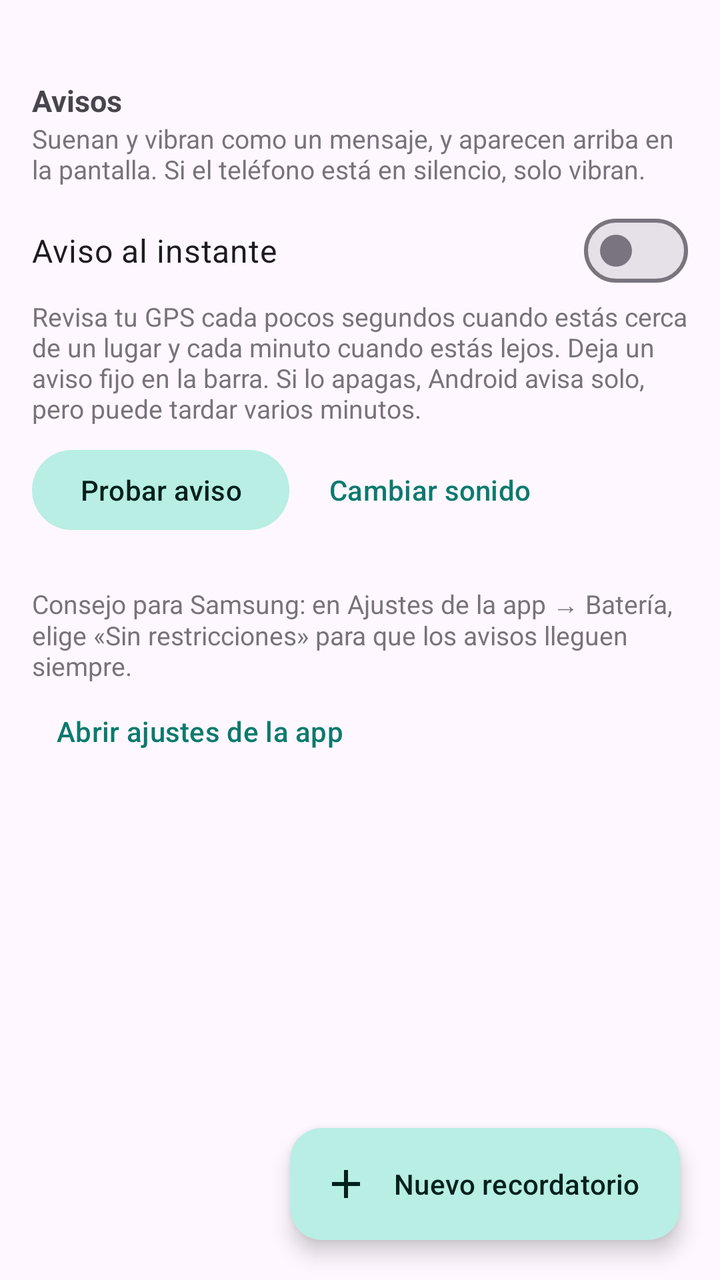
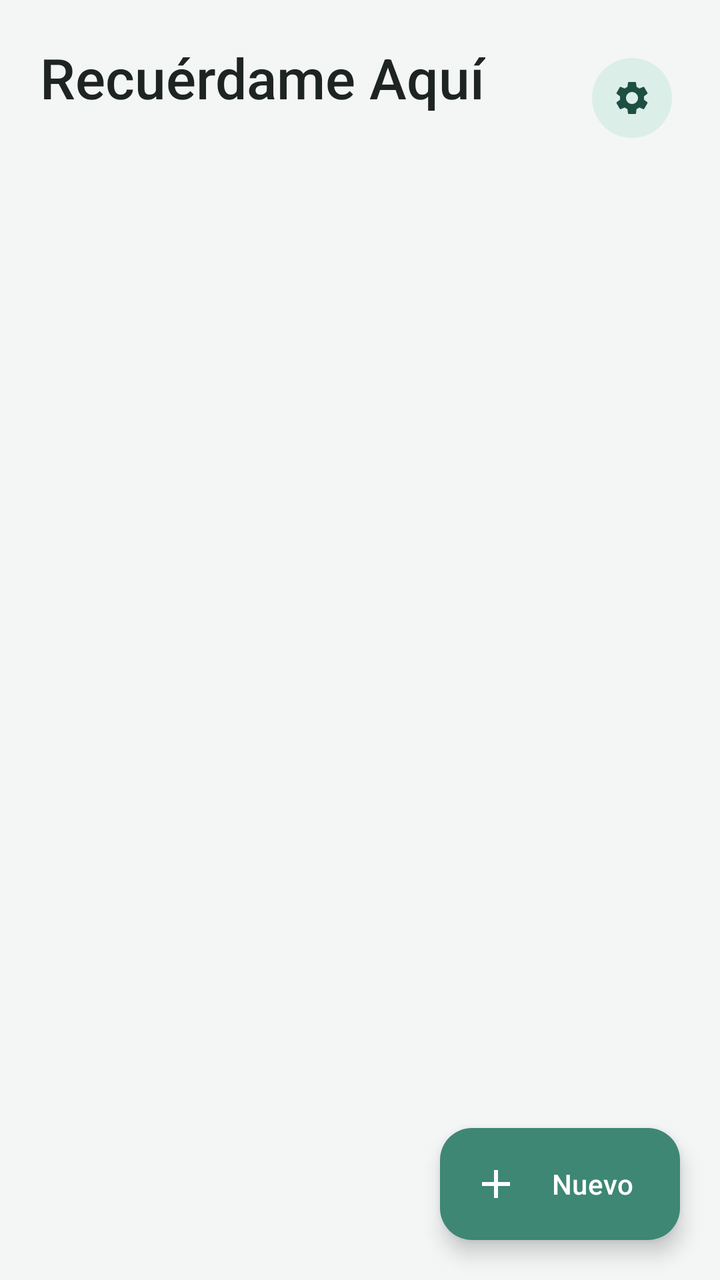

Before-and-after screenshots of an Android layout around one commit, followed by the original layout XML and the change that was made.
<!-- AndroidManifest.xml: application theme Theme.Recuerdame -->
<!-- res/layout/activity_main.xml -->
<?xml version="1.0" encoding="utf-8"?>
<FrameLayout xmlns:android="http://schemas.android.com/apk/res/android"
    xmlns:app="http://schemas.android.com/apk/res-auto"
    android:layout_width="match_parent"
    android:layout_height="match_parent"
    android:background="?android:colorBackground">

    <ScrollView
        android:layout_width="match_parent"
        android:layout_height="match_parent"
        android:clipToPadding="false"
        android:paddingBottom="96dp">

        <LinearLayout
            android:layout_width="match_parent"
            android:layout_height="wrap_content"
            android:orientation="vertical"
            android:padding="16dp">

            
            <com.google.android.material.card.MaterialCardView
                android:id="@+id/banner"
                android:layout_width="match_parent"
                android:layout_height="wrap_content"
                android:layout_marginBottom="16dp"
                android:visibility="gone"
                app:cardBackgroundColor="@color/banner_bg"
                app:cardElevation="0dp"
                app:strokeWidth="0dp">

                <LinearLayout
                    android:layout_width="match_parent"
                    android:layout_height="wrap_content"
                    android:orientation="vertical"
                    android:padding="16dp">

                    <TextView
                        android:id="@+id/banner_text"
                        android:layout_width="match_parent"
                        android:layout_height="wrap_content"
                        android:textColor="@color/banner_fg"
                        android:textSize="15sp" />

                    <com.google.android.material.button.MaterialButton
                        android:id="@+id/banner_button"
                        android:layout_width="wrap_content"
                        android:layout_height="wrap_content"
                        android:layout_marginTop="8dp" />
                </LinearLayout>
            </com.google.android.material.card.MaterialCardView>

            
            <LinearLayout
                android:id="@+id/empty_view"
                android:layout_width="match_parent"
                android:layout_height="wrap_content"
                android:gravity="center_horizontal"
                android:orientation="vertical"
                android:paddingTop="48dp"
                android:visibility="gone">

                <ImageView
                    android:layout_width="72dp"
                    android:layout_height="72dp"
                    android:contentDescription="@null"
                    android:src="@drawable/ic_pin"
                    app:tint="?attr/colorPrimary" />

                <TextView
                    android:layout_width="wrap_content"
                    android:layout_height="wrap_content"
                    android:layout_marginTop="16dp"
                    android:text="Todavía no tienes lugares"
                    android:textSize="20sp"
                    android:textStyle="bold" />

                <TextView
                    android:layout_width="wrap_content"
                    android:layout_height="wrap_content"
                    android:layout_marginTop="8dp"
                    android:gravity="center"
                    android:text="Marca un lugar en el mapa y escribe qué tienes que hacer ahí.&#10;&#10;Al llegar: «Comprar pan y leche» cuando pases por el supermercado.&#10;Al salir: «No olvidar el cargador» cuando salgas de casa."
                    android:textSize="15sp" />
            </LinearLayout>

            <LinearLayout
                android:id="@+id/places_container"
                android:layout_width="match_parent"
                android:layout_height="wrap_content"
                android:orientation="vertical" />

            
            <TextView
                android:layout_width="match_parent"
                android:layout_height="wrap_content"
                android:layout_marginTop="24dp"
                android:text="Avisos"
                android:textSize="15sp"
                android:textStyle="bold" />

            <TextView
                android:layout_width="match_parent"
                android:layout_height="wrap_content"
                android:alpha="0.75"
                android:text="Suenan y vibran como un mensaje, y aparecen arriba en la pantalla. Si el teléfono está en silencio, solo vibran."
                android:textSize="13sp" />

            <com.google.android.material.materialswitch.MaterialSwitch
                android:id="@+id/instant_switch"
                android:layout_width="match_parent"
                android:layout_height="wrap_content"
                android:layout_marginTop="8dp"
                android:text="Aviso al instante"
                android:textSize="16sp" />

            <TextView
                android:layout_width="match_parent"
                android:layout_height="wrap_content"
                android:alpha="0.75"
                android:text="Revisa tu GPS cada pocos segundos cuando estás cerca de un lugar y cada minuto cuando estás lejos. Deja un aviso fijo en la barra. Si lo apagas, Android avisa solo, pero puede tardar varios minutos."
                android:textSize="13sp" />

            <LinearLayout
                android:layout_width="match_parent"
                android:layout_height="wrap_content"
                android:layout_marginTop="8dp"
                android:orientation="horizontal">

                <com.google.android.material.button.MaterialButton
                    android:id="@+id/test_button"
                    style="@style/Widget.Material3.Button.TonalButton"
                    android:layout_width="wrap_content"
                    android:layout_height="wrap_content"
                    android:text="Probar aviso" />

                <com.google.android.material.button.MaterialButton
                    android:id="@+id/sound_button"
                    style="@style/Widget.Material3.Button.TextButton"
                    android:layout_width="wrap_content"
                    android:layout_height="wrap_content"
                    android:layout_marginStart="8dp"
                    android:text="Cambiar sonido" />
            </LinearLayout>

            
            <TextView
                android:layout_width="match_parent"
                android:layout_height="wrap_content"
                android:layout_marginTop="24dp"
                android:alpha="0.75"
                android:text="Consejo para Samsung: en Ajustes de la app → Batería, elige «Sin restricciones» para que los avisos lleguen siempre."
                android:textSize="13sp" />

            <com.google.android.material.button.MaterialButton
                android:id="@+id/battery_button"
                style="@style/Widget.Material3.Button.TextButton"
                android:layout_width="wrap_content"
                android:layout_height="wrap_content"
                android:text="Abrir ajustes de la app" />
        </LinearLayout>
    </ScrollView>

    <com.google.android.material.floatingactionbutton.ExtendedFloatingActionButton
        android:id="@+id/fab_add"
        android:layout_width="wrap_content"
        android:layout_height="wrap_content"
        android:layout_gravity="bottom|end"
        android:layout_margin="20dp"
        android:text="Nuevo recordatorio"
        app:icon="@drawable/ic_add" />
</FrameLayout>
<!-- resources referenced by this layout -->
<resources>
  <color name="banner_bg">#FFF1D6</color>
  <color name="banner_fg">#4A3200</color>
  <style name="Theme.Recuerdame" parent="Theme.Material3.DayNight">
          <item name="colorPrimary">@color/brand</item>
          <item name="colorOnPrimary">@color/brand_on</item>
          <item name="colorPrimaryContainer">@color/brand_container</item>
          <item name="colorOnPrimaryContainer">@color/brand_on_container</item>
          <item name="colorSecondaryContainer">@color/brand_container</item>
          <item name="colorOnSecondaryContainer">@color/brand_on_container</item>
      </style>
  <color name="brand">#0B7A6E</color>
  <color name="brand_on">#FFFFFF</color>
  <color name="brand_container">#B8EEE4</color>
  <color name="brand_on_container">#00201C</color>
  <!-- unchanged entries left out for length: 2 -->
</resources>

<!-- the commit's change to res/layout/activity_main.xml (unified diff, before → after) -->
@@ -3,49 +3,91 @@
     xmlns:app="http://schemas.android.com/apk/res-auto"
     android:layout_width="match_parent"
     android:layout_height="match_parent"
-    android:background="?android:colorBackground">
+    android:background="@color/bg">
 
-    <ScrollView
+    <androidx.core.widget.NestedScrollView
         android:layout_width="match_parent"
         android:layout_height="match_parent"
         android:clipToPadding="false"
-        android:paddingBottom="96dp">
+        android:paddingBottom="112dp">
 
         <LinearLayout
             android:layout_width="match_parent"
             android:layout_height="wrap_content"
             android:orientation="vertical"
-            android:padding="16dp">
+            android:paddingStart="20dp"
+            android:paddingTop="20dp"
+            android:paddingEnd="20dp">
+
+            
+            <LinearLayout
+                android:layout_width="match_parent"
+                android:layout_height="wrap_content"
+                android:gravity="center_vertical"
+                android:orientation="horizontal">
+
+                <LinearLayout
+                    android:layout_width="0dp"
+                    android:layout_height="wrap_content"
+                    android:layout_weight="1"
+                    android:orientation="vertical">
+
+                    <TextView
+                        android:layout_width="wrap_content"
+                        android:layout_height="wrap_content"
+                        android:fontFamily="sans-serif-medium"
+                        android:text="Recuérdame Aquí"
+                        android:textColor="@color/text"
+                        android:textSize="28sp" />
+
+                    <TextView
+                        android:id="@+id/header_sub"
+                        android:layout_width="wrap_content"
+                        android:layout_height="wrap_content"
+                        android:layout_marginTop="2dp"
+                        android:textColor="@color/text_soft"
+                        android:textSize="14sp" />
+                </LinearLayout>
+
+                <com.google.android.material.button.MaterialButton
+                    android:id="@+id/btn_settings"
+                    style="@style/Widget.Material3.Button.IconButton.Filled.Tonal"
+                    android:layout_width="48dp"
+                    android:layout_height="48dp"
+                    android:contentDescription="Configuración"
+                    app:icon="@drawable/ic_settings" />
+            </LinearLayout>
 
             
             <com.google.android.material.card.MaterialCardView
                 android:id="@+id/banner"
+                style="@style/SoftCard"
                 android:layout_width="match_parent"
                 android:layout_height="wrap_content"
-                android:layout_marginBottom="16dp"
+                android:layout_marginTop="20dp"
                 android:visibility="gone"
-                app:cardBackgroundColor="@color/banner_bg"
-                app:cardElevation="0dp"
-                app:strokeWidth="0dp">
+                app:cardBackgroundColor="@color/banner_bg">
 
                 <LinearLayout
                     android:layout_width="match_parent"
                     android:layout_height="wrap_content"
                     android:orientation="vertical"
-                    android:padding="16dp">
+                    android:padding="18dp">
 
                     <TextView
                         android:id="@+id/banner_text"
                         android:layout_width="match_parent"
                         android:layout_height="wrap_content"
+                        android:lineSpacingExtra="2dp"
                         android:textColor="@color/banner_fg"
-                        android:textSize="15sp" />
+                        android:textSize="14sp" />
 
                     <com.google.android.material.button.MaterialButton
                         android:id="@+id/banner_button"
                         android:layout_width="wrap_content"
                         android:layout_height="wrap_content"
-                        android:layout_marginTop="8dp" />
+                        android:layout_marginTop="10dp"
+                        app:cornerRadius="20dp" />
                 </LinearLayout>
             </com.google.android.material.card.MaterialCardView>
 
@@ -56,30 +98,41 @@
                 android:layout_height="wrap_content"
                 android:gravity="center_horizontal"
                 android:orientation="vertical"
-                android:paddingTop="48dp"
+                android:paddingTop="64dp"
                 android:visibility="gone">
 
-                <ImageView
-                    android:layout_width="72dp"
-                    android:layout_height="72dp"
-                    android:contentDescription="@null"
-                    android:src="@drawable/ic_pin"
-                    app:tint="?attr/colorPrimary" />
+                <FrameLayout
+                    android:layout_width="96dp"
+                    android:layout_height="96dp"
+                    android:background="@drawable/bg_circle_soft">
+
+                    <ImageView
+                        android:layout_width="44dp"
+                        android:layout_height="44dp"
+                        android:layout_gravity="center"
+                        android:contentDescription="@null"
+                        android:src="@drawable/ic_pin"
+                        app:tint="@color/primary" />
+                </FrameLayout>
 
                 <TextView
                     android:layout_width="wrap_content"
                     android:layout_height="wrap_content"
-                    android:layout_marginTop="16dp"
-                    android:text="Todavía no tienes lugares"
-                    android:textSize="20sp"
-                    android:textStyle="bold" />
+                    android:layout_marginTop="24dp"
+                    android:fontFamily="sans-serif-medium"
+                    android:text="Nada pendiente por ahora"
+                    android:textColor="@color/text"
+                    android:textSize="20sp" />
 
                 <TextView
                     android:layout_width="wrap_content"
                     android:layout_height="wrap_content"
-                    android:layout_marginTop="8dp"
+                    android:layout_marginTop="10dp"
                     android:gravity="center"
-                    android:text="Marca un lugar en el mapa y escribe qué tienes que hacer ahí.&#10;&#10;Al llegar: «Comprar pan y leche» cuando pases por el supermercado.&#10;Al salir: «No olvidar el cargador» cuando salgas de casa."
+                    android:lineSpacingExtra="4dp"
+                    android:maxWidth="320dp"
+                    android:text="Marca un lugar en el mapa y escribe qué tienes que hacer ahí. Te aviso cuando llegues o cuando salgas.&#10;&#10;«Comprar pan y leche» al llegar al supermercado&#10;«No olvidar el cargador» al salir de casa"
+                    android:textColor="@color/text_soft"
                     android:textSize="15sp" />
             </LinearLayout>
 
@@ -87,78 +140,10 @@
                 android:id="@+id/places_container"
                 android:layout_width="match_parent"
                 android:layout_height="wrap_content"
+                android:layout_marginTop="20dp"
                 android:orientation="vertical" />
-
-            
-            <TextView
-                android:layout_width="match_parent"
-                android:layout_height="wrap_content"
-                android:layout_marginTop="24dp"
-                android:text="Avisos"
-                android:textSize="15sp"
-                android:textStyle="bold" />
-
-            <TextView
-                android:layout_width="match_parent"
-                android:layout_height="wrap_content"
-                android:alpha="0.75"
-                android:text="Suenan y vibran como un mensaje, y aparecen arriba en la pantalla. Si el teléfono está en silencio, solo vibran."
-                android:textSize="13sp" />
-
-            <com.google.android.material.materialswitch.MaterialSwitch
-                android:id="@+id/instant_switch"
-                android:layout_width="match_parent"
-                android:layout_height="wrap_content"
-                android:layout_marginTop="8dp"
-                android:text="Aviso al instante"
-                android:textSize="16sp" />
-
-            <TextView
-                android:layout_width="match_parent"
-                android:layout_height="wrap_content"
-                android:alpha="0.75"
-                android:text="Revisa tu GPS cada pocos segundos cuando estás cerca de un lugar y cada minuto cuando estás lejos. Deja un aviso fijo en la barra. Si lo apagas, Android avisa solo, pero puede tardar varios minutos."
-                android:textSize="13sp" />
-
-            <LinearLayout
-                android:layout_width="match_parent"
-                android:layout_height="wrap_content"
-                android:layout_marginTop="8dp"
-                android:orientation="horizontal">
-
-                <com.google.android.material.button.MaterialButton
-                    android:id="@+id/test_button"
-                    style="@style/Widget.Material3.Button.TonalButton"
-                    android:layout_width="wrap_content"
-                    android:layout_height="wrap_content"
-                    android:text="Probar aviso" />
-
-                <com.google.android.material.button.MaterialButton
-                    android:id="@+id/sound_button"
-                    style="@style/Widget.Material3.Button.TextButton"
-                    android:layout_width="wrap_content"
-                    android:layout_height="wrap_content"
-                    android:layout_marginStart="8dp"
-                    android:text="Cambiar sonido" />
-            </LinearLayout>
-
-            
-            <TextView
-                android:layout_width="match_parent"
-                android:layout_height="wrap_content"
-                android:layout_marginTop="24dp"
-                android:alpha="0.75"
-                android:text="Consejo para Samsung: en Ajustes de la app → Batería, elige «Sin restricciones» para que los avisos lleguen siempre."
-                android:textSize="13sp" />
-
-            <com.google.android.material.button.MaterialButton
-                android:id="@+id/battery_button"
-                style="@style/Widget.Material3.Button.TextButton"
-                android:layout_width="wrap_content"
-                android:layout_height="wrap_content"
-                android:text="Abrir ajustes de la app" />
         </LinearLayout>
-    </ScrollView>
+    </androidx.core.widget.NestedScrollView>
 
     <com.google.android.material.floatingactionbutton.ExtendedFloatingActionButton
         android:id="@+id/fab_add"
@@ -166,6 +151,9 @@
         android:layout_height="wrap_content"
         android:layout_gravity="bottom|end"
         android:layout_margin="20dp"
-        android:text="Nuevo recordatorio"
-        app:icon="@drawable/ic_add" />
+        android:text="Nuevo"
+        android:textColor="@color/on_primary"
+        app:backgroundTint="@color/primary"
+        app:icon="@drawable/ic_add"
+        app:iconTint="@color/on_primary" />
 </FrameLayout>
<!-- resource entries referenced after the edit -->
@@ -1,19 +1,64 @@
 <!-- resources referenced by this layout -->
 <resources>
-  <color name="banner_bg">#FFF1D6</color>
-  <color name="banner_fg">#4A3200</color>
-  <style name="Theme.Recuerdame" parent="Theme.Material3.DayNight">
-          <item name="colorPrimary">@color/brand</item>
-          <item name="colorOnPrimary">@color/brand_on</item>
-          <item name="colorPrimaryContainer">@color/brand_container</item>
-          <item name="colorOnPrimaryContainer">@color/brand_on_container</item>
-          <item name="colorSecondaryContainer">@color/brand_container</item>
-          <item name="colorOnSecondaryContainer">@color/brand_on_container</item>
+  <color name="banner_bg">#FFF2DA</color>
+  <color name="banner_fg">#634511</color>
+  <color name="bg">#F4F6F5</color>
+  <color name="on_primary">#FFFFFF</color>
+  <color name="primary">#3D8774</color>
+  <color name="text">#1D2422</color>
+  <color name="text_soft">#68736F</color>
+  <!-- drawable bg_circle_soft (drawable) -->
+  <?xml version="1.0" encoding="utf-8"?>
+  <shape xmlns:android="http://schemas.android.com/apk/res/android" android:shape="oval">
+      <solid android:color="@color/primary_soft" />
+  </shape>
+  <!-- drawable ic_settings (drawable) -->
+  <?xml version="1.0" encoding="utf-8"?>
+  <vector xmlns:android="http://schemas.android.com/apk/res/android" android:width="24dp" android:height="24dp" android:viewportWidth="24" android:viewportHeight="24" android:tint="?attr/colorControlNormal" android:autoMirrored="true">
+      <path android:fillColor="@android:color/white" android:pathData="M19.14,12.94c0.04,-0.3 0.06,-0.61 0.06,-0.94c0,-0.32 -0.02,-0.64 -0.07,-0.94l2.03,-1.58c0.18,-0.14 0.23,-0.41 0.12,-0.61l-1.92,-3.32c-0.12,-0.22 -0.37,-0.29 -0.59,-0.22l-2.39,0.96c-0.5,-0.38 -1.03,-0.7 -1.62,-0.94L14.4,2.81c-0.04,-0.24 -0.24,-0.41 -0.48,-0.41h-3.84c-0.24,0 -0.43,0.17 -0.47,0.41L9.25,5.35C8.66,5.59 8.12,5.92 7.63,6.29L5.24,5.33c-0.22,-0.08 -0.47,0 -0.59,0.22L2.74,8.87C2.62,9.08 2.66,9.34 2.86,9.48l2.03,1.58C4.84,11.36 4.8,11.69 4.8,12s0.02,0.64 0.07,0.94l-2.03,1.58c-0.18,0.14 -0.23,0.41 -0.12,0.61l1.92,3.32c0.12,0.22 0.37,0.29 0.59,0.22l2.39,-0.96c0.5,0.38 1.03,0.7 1.62,0.94l0.36,2.54c0.05,0.24 0.24,0.41 0.48,0.41h3.84c0.24,0 0.44,-0.17 0.47,-0.41l0.36,-2.54c0.59,-0.24 1.13,-0.56 1.62,-0.94l2.39,0.96c0.22,0.08 0.47,0 0.59,-0.22l1.92,-3.32c0.12,-0.22 0.07,-0.47 -0.12,-0.61L19.14,12.94zM12,15.6c-1.98,0 -3.6,-1.62 -3.6,-3.6s1.62,-3.6 3.6,-3.6s3.6,1.62 3.6,3.6S13.98,15.6 12,15.6z"/>
+  </vector>
+  <style name="SoftCard" parent="Widget.Material3.CardView.Filled">
+          <item name="cardBackgroundColor">@color/surface</item>
+          <item name="cardCornerRadius">20dp</item>
+          <item name="cardElevation">0dp</item>
+          <item name="strokeWidth">0dp</item>
       </style>
-  <color name="brand">#0B7A6E</color>
-  <color name="brand_on">#FFFFFF</color>
-  <color name="brand_container">#B8EEE4</color>
-  <color name="brand_on_container">#00201C</color>
+  <style name="Theme.Recuerdame" parent="Theme.Material3.DayNight.NoActionBar">
+          <item name="colorPrimary">@color/primary</item>
+          <item name="colorOnPrimary">@color/on_primary</item>
+          <item name="colorPrimaryContainer">@color/primary_soft</item>
+          <item name="colorOnPrimaryContainer">@color/on_primary_soft</item>
+          <item name="colorSecondary">@color/primary</item>
+          <item name="colorOnSecondary">@color/on_primary</item>
+          <item name="colorSecondaryContainer">@color/primary_soft</item>
+          <item name="colorOnSecondaryContainer">@color/on_primary_soft</item>
+          <item name="colorTertiaryContainer">@color/leave_soft</item>
+          <item name="colorOnTertiaryContainer">@color/leave_text</item>
+          <item name="android:colorBackground">@color/bg</item>
+          <item name="colorSurface">@color/surface</item>
+          <item name="colorOnSurface">@color/text</item>
+          <item name="colorSurfaceVariant">@color/surface_soft</item>
+          <item name="colorOnSurfaceVariant">@color/text_soft</item>
+          <item name="colorSurfaceContainerLowest">@color/surface</item>
+          <item name="colorSurfaceContainerLow">@color/surface</item>
+          <item name="colorSurfaceContainer">@color/surface</item>
+          <item name="colorSurfaceContainerHigh">@color/surface</item>
+          <item name="colorSurfaceContainerHighest">@color/surface_soft</item>
+          <item name="colorOutline">@color/outline</item>
+          <item name="colorOutlineVariant">@color/divider</item>
+          <item name="android:statusBarColor">@color/bg</item>
+          <item name="android:navigationBarColor">@color/bg</item>
+          <item name="android:windowLightStatusBar">@bool/light_bars</item>
+          <item name="android:windowLightNavigationBar" tools:targetApi="27">@bool/light_bars</item>
+      </style>
+  <color name="primary_soft">#DCEEE8</color>
+  <color name="surface">#FFFFFF</color>
+  <color name="on_primary_soft">#1E4F43</color>
+  <color name="leave_soft">#F9E6DD</color>
+  <color name="leave_text">#9A4B30</color>
+  <color name="surface_soft">#ECF1EF</color>
+  <color name="outline">#C9D2CE</color>
+  <color name="divider">#E4EAE7</color>
   <!-- unchanged entries left out for length: 2 -->
 </resources>
 
